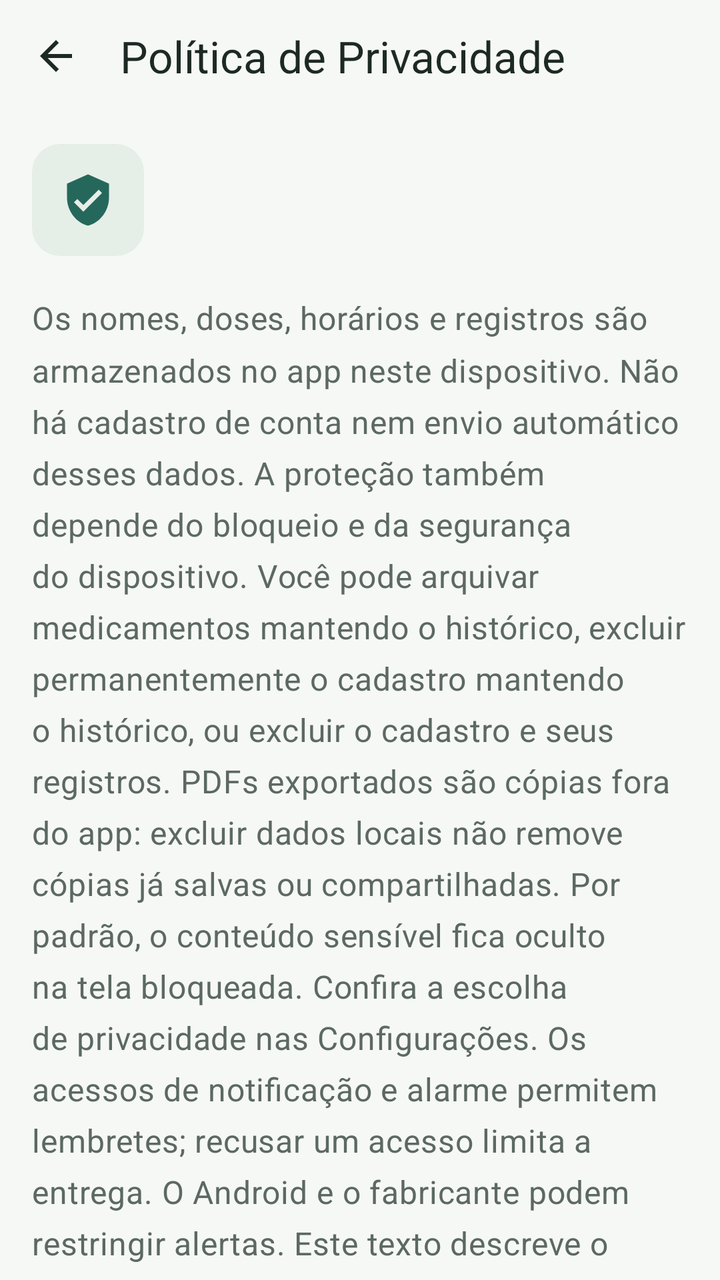
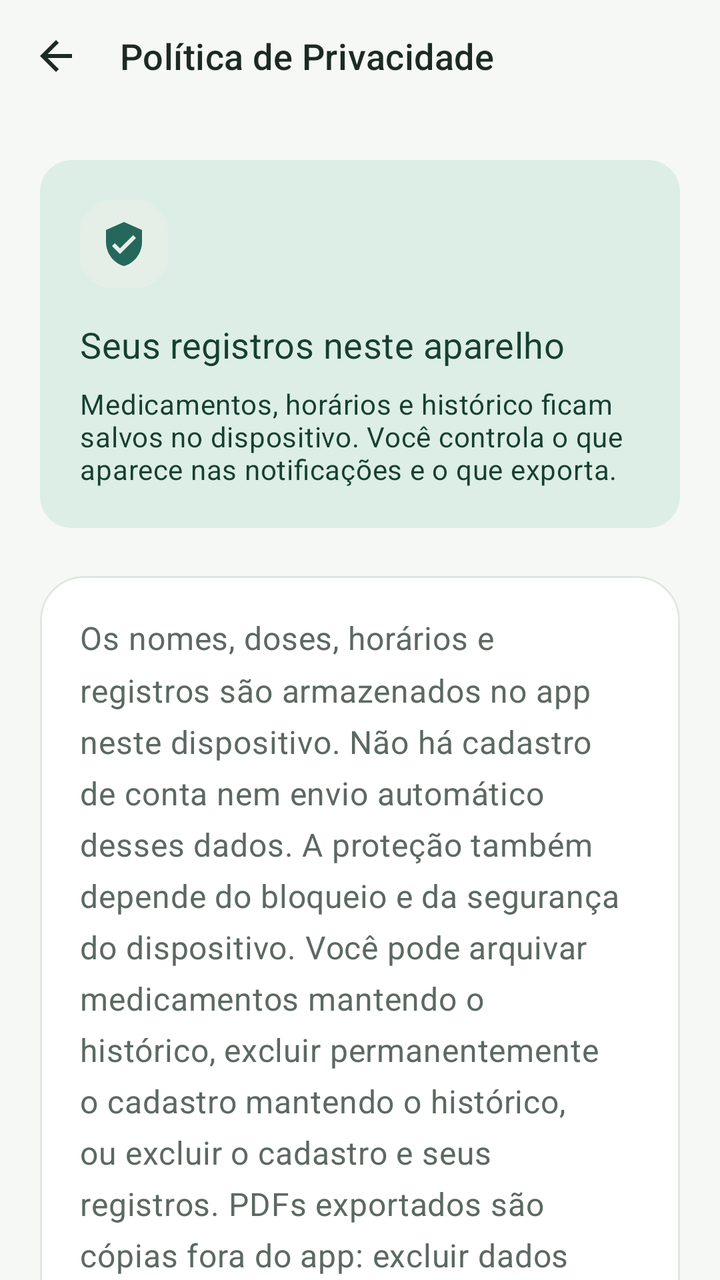

Before-and-after screenshots of an Android layout around one commit, followed by the original layout XML and the change that was made.
<!-- AndroidManifest.xml: application theme Theme.DoseCerta -->
<!-- res/layout/fragment_privacy_policy.xml -->
<?xml version="1.0" encoding="utf-8"?>
<LinearLayout xmlns:android="http://schemas.android.com/apk/res/android" xmlns:app="http://schemas.android.com/apk/res-auto"
    android:layout_width="match_parent" android:layout_height="match_parent" android:orientation="vertical" android:background="?android:attr/colorBackground">
    <com.google.android.material.appbar.MaterialToolbar android:id="@+id/toolbar" android:layout_width="match_parent" android:layout_height="wrap_content" android:minHeight="56dp"
        app:navigationIcon="@drawable/ic_arrow_back" app:navigationContentDescription="@string/design_back" app:navigationIconTint="?attr/colorOnSurface"
        app:title="@string/privacy_policy_title" app:titleTextAppearance="@style/TextAppearance.DoseCerta.AccessibleTitle" />
    <androidx.core.widget.NestedScrollView android:layout_width="match_parent" android:layout_height="0dp" android:layout_weight="1" android:fillViewport="true">
        <LinearLayout android:layout_width="match_parent" android:layout_height="wrap_content" android:orientation="vertical" android:padding="@dimen/ui_page_padding">
            <ImageView android:layout_width="56dp" android:layout_height="56dp" android:layout_marginBottom="20dp" android:padding="14dp"
                android:src="@drawable/ic_shield_privacy" android:background="@drawable/ui_icon_container" app:tint="?attr/colorPrimary" android:importantForAccessibility="no" />
            <TextView android:id="@+id/text_privacy_policy" android:layout_width="match_parent" android:layout_height="wrap_content" android:text="@string/ui_privacy_text"
                android:textAppearance="@style/TextAppearance.DoseCerta.Body" android:textSize="16sp" android:lineSpacingMultiplier="1.35" />
        </LinearLayout>
    </androidx.core.widget.NestedScrollView>
</LinearLayout>
<!-- resources referenced by this layout -->
<resources>
  <dimen name="ui_page_padding">16dp</dimen>
  <!-- drawable ui_icon_container (drawable) -->
  <?xml version="1.0" encoding="utf-8"?>
  <shape xmlns:android="http://schemas.android.com/apk/res/android"><solid android:color="?attr/colorSecondaryContainer" /><corners android:radius="14dp" /></shape>
  <string name="ui_privacy_text">Os nomes, doses, horários e registros são armazenados no app neste dispositivo. Não há cadastro de conta nem envio automático desses dados. A proteção também depende do bloqueio e da segurança do dispositivo.
  
  Você pode arquivar medicamentos mantendo o histórico, excluir permanentemente o cadastro mantendo o histórico, ou excluir o cadastro e seus registros. PDFs exportados são cópias fora do app: excluir dados locais não remove cópias já salvas ou compartilhadas.
  
  Por padrão, o conteúdo sensível fica oculto na tela bloqueada. Confira a escolha de privacidade nas Configurações. Os acessos de notificação e alarme permitem lembretes; recusar um acesso limita a entrega. O Android e o fabricante podem restringir alertas.
  
  Este texto descreve o funcionamento local. O contato público e a política publicada serão disponibilizados pelo responsável pelo produto antes da distribuição.</string>
  <style name="TextAppearance.DoseCerta.AccessibleTitle" parent="TextAppearance.Material3.TitleLarge">
          <item name="android:textColor">?attr/colorOnSurface</item>
      </style>
  <style name="TextAppearance.DoseCerta.Body" parent="TextAppearance.Material3.BodyMedium">
          <item name="android:textColor">?attr/colorOnSurfaceVariant</item>
      </style>
  <style name="Widget.DoseCerta.Button" parent="Widget.Material3.Button">
          <item name="android:minHeight">48dp</item>
          <item name="android:textAllCaps">false</item>
          <item name="cornerRadius">24dp</item>
      </style>
  <style name="Widget.DoseCerta.CardView" parent="Widget.Material3.CardView.Outlined">
          <item name="cardBackgroundColor">?attr/colorSurface</item>
          <item name="cardCornerRadius">16dp</item>
          <item name="cardElevation">0dp</item>
          <item name="strokeColor">?attr/colorOutlineVariant</item>
          <item name="strokeWidth">1dp</item>
      </style>
  <style name="Widget.DoseCerta.TextInput" parent="Widget.Material3.TextInputLayout.OutlinedBox">
          <item name="boxCornerRadiusTopStart">12dp</item>
          <item name="boxCornerRadiusTopEnd">12dp</item>
          <item name="boxCornerRadiusBottomStart">12dp</item>
          <item name="boxCornerRadiusBottomEnd">12dp</item>
          <item name="boxBackgroundColor">?attr/colorSurface</item>
          <item name="boxStrokeColor">@color/ui_input_stroke</item>
      </style>
  <style name="ShapeAppearance.DoseCerta.SmallComponent" parent="ShapeAppearance.Material3.SmallComponent">
          <item name="cornerSize">12dp</item>
      </style>
  <style name="ShapeAppearance.DoseCerta.MediumComponent" parent="ShapeAppearance.Material3.MediumComponent">
          <item name="cornerSize">16dp</item>
      </style>
  <!-- unchanged entries left out for length: 33 -->
</resources>

<!-- the commit's change to res/layout/fragment_privacy_policy.xml (unified diff, before → after) -->
@@ -4,12 +4,23 @@
     <com.google.android.material.appbar.MaterialToolbar android:id="@+id/toolbar" android:layout_width="match_parent" android:layout_height="wrap_content" android:minHeight="56dp"
         app:navigationIcon="@drawable/ic_arrow_back" app:navigationContentDescription="@string/design_back" app:navigationIconTint="?attr/colorOnSurface"
         app:title="@string/privacy_policy_title" app:titleTextAppearance="@style/TextAppearance.DoseCerta.AccessibleTitle" />
-    <androidx.core.widget.NestedScrollView android:layout_width="match_parent" android:layout_height="0dp" android:layout_weight="1" android:fillViewport="true">
-        <LinearLayout android:layout_width="match_parent" android:layout_height="wrap_content" android:orientation="vertical" android:padding="@dimen/ui_page_padding">
-            <ImageView android:layout_width="56dp" android:layout_height="56dp" android:layout_marginBottom="20dp" android:padding="14dp"
-                android:src="@drawable/ic_shield_privacy" android:background="@drawable/ui_icon_container" app:tint="?attr/colorPrimary" android:importantForAccessibility="no" />
-            <TextView android:id="@+id/text_privacy_policy" android:layout_width="match_parent" android:layout_height="wrap_content" android:text="@string/ui_privacy_text"
-                android:textAppearance="@style/TextAppearance.DoseCerta.Body" android:textSize="16sp" android:lineSpacingMultiplier="1.35" />
+    <androidx.core.widget.NestedScrollView android:layout_width="match_parent" android:layout_height="0dp" android:layout_weight="1" android:fillViewport="true" android:clipToPadding="false">
+        <LinearLayout android:layout_width="match_parent" android:layout_height="wrap_content" android:orientation="vertical"
+            android:paddingHorizontal="@dimen/ui_page_padding" android:paddingTop="@dimen/ui_page_top" android:paddingBottom="@dimen/ui_page_bottom">
+            <LinearLayout android:layout_width="match_parent" android:layout_height="wrap_content" android:orientation="vertical"
+                android:background="@drawable/ui_form_section_tonal" android:padding="@dimen/ui_content_padding">
+                <ImageView android:layout_width="44dp" android:layout_height="44dp" android:layout_marginBottom="16dp" android:padding="10dp"
+                    android:src="@drawable/ic_shield_privacy" android:background="@drawable/ui_icon_container" app:tint="?attr/colorPrimary" android:importantForAccessibility="no" />
+                <TextView android:layout_width="match_parent" android:layout_height="wrap_content" android:text="@string/premium_privacy_device_title"
+                    android:textAppearance="@style/TextAppearance.DoseCerta.Section" android:textColor="?attr/colorOnPrimaryContainer" android:accessibilityHeading="true" />
+                <TextView android:layout_width="match_parent" android:layout_height="wrap_content" android:layout_marginTop="8dp"
+                    android:text="@string/premium_privacy_device_summary" android:textAppearance="@style/TextAppearance.DoseCerta.Body" android:textColor="?attr/colorOnPrimaryContainer" />
+            </LinearLayout>
+            <com.google.android.material.card.MaterialCardView android:layout_width="match_parent" android:layout_height="wrap_content" android:layout_marginTop="24dp"
+                app:cardCornerRadius="22dp">
+                <TextView android:id="@+id/text_privacy_policy" android:layout_width="match_parent" android:layout_height="wrap_content" android:padding="@dimen/ui_content_padding"
+                    android:text="@string/ui_privacy_text" android:textAppearance="@style/TextAppearance.DoseCerta.Body" android:textSize="16sp" android:lineSpacingMultiplier="1.35" />
+            </com.google.android.material.card.MaterialCardView>
         </LinearLayout>
     </androidx.core.widget.NestedScrollView>
 </LinearLayout>
<!-- resource entries referenced after the edit -->
@@ -1,48 +1,74 @@
 <!-- resources referenced by this layout -->
 <resources>
-  <dimen name="ui_page_padding">16dp</dimen>
+  <dimen name="ui_content_padding">20dp</dimen>
+  <dimen name="ui_page_bottom">28dp</dimen>
+  <dimen name="ui_page_padding">20dp</dimen>
+  <dimen name="ui_page_top">24dp</dimen>
+  <!-- drawable ui_form_section_tonal (drawable) -->
+  <?xml version="1.0" encoding="utf-8"?>
+  <shape xmlns:android="http://schemas.android.com/apk/res/android" android:shape="rectangle">
+      <solid android:color="@color/ui_primary_container" />
+      <corners android:radius="16dp" />
+  </shape>
   <!-- drawable ui_icon_container (drawable) -->
   <?xml version="1.0" encoding="utf-8"?>
-  <shape xmlns:android="http://schemas.android.com/apk/res/android"><solid android:color="?attr/colorSecondaryContainer" /><corners android:radius="14dp" /></shape>
+  <shape xmlns:android="http://schemas.android.com/apk/res/android"><solid android:color="?attr/colorSecondaryContainer" /><corners android:radius="16dp" /></shape>
+  <string name="premium_privacy_device_summary">Medicamentos, horários e histórico ficam salvos no dispositivo. Você controla o que aparece nas notificações e o que exporta.</string>
+  <string name="premium_privacy_device_title">Seus registros neste aparelho</string>
   <string name="ui_privacy_text">Os nomes, doses, horários e registros são armazenados no app neste dispositivo. Não há cadastro de conta nem envio automático desses dados. A proteção também depende do bloqueio e da segurança do dispositivo.
   
   Você pode arquivar medicamentos mantendo o histórico, excluir permanentemente o cadastro mantendo o histórico, ou excluir o cadastro e seus registros. PDFs exportados são cópias fora do app: excluir dados locais não remove cópias já salvas ou compartilhadas.
   
-  Por padrão, o conteúdo sensível fica oculto na tela bloqueada. Confira a escolha de privacidade nas Configurações. Os acessos de notificação e alarme permitem lembretes; recusar um acesso limita a entrega. O Android e o fabricante podem restringir alertas.
+  O cartão do alarme mostra nome, dose e horário mesmo com a tela bloqueada, e permite registrar tomada, pular ou adiar sem desbloquear. Você pode ocultar os detalhes das notificações nas Configurações. Os acessos de notificação e alarme permitem lembretes; recusar um acesso limita a entrega. O Android e o fabricante podem restringir alertas.
   
   Este texto descreve o funcionamento local. O contato público e a política publicada serão disponibilizados pelo responsável pelo produto antes da distribuição.</string>
-  <style name="TextAppearance.DoseCerta.AccessibleTitle" parent="TextAppearance.Material3.TitleLarge">
-          <item name="android:textColor">?attr/colorOnSurface</item>
-      </style>
+  <style name="TextAppearance.DoseCerta.AccessibleTitle" parent="TextAppearance.DoseCerta.Section" />
   <style name="TextAppearance.DoseCerta.Body" parent="TextAppearance.Material3.BodyMedium">
           <item name="android:textColor">?attr/colorOnSurfaceVariant</item>
+          <item name="android:textSize">14sp</item>
+          <item name="android:lineSpacingExtra">3dp</item>
+      </style>
+  <style name="TextAppearance.DoseCerta.Section" parent="TextAppearance.Material3.TitleMedium">
+          <item name="android:textSize">18sp</item>
+          <item name="android:textColor">?attr/colorOnSurface</item>
+          <item name="android:fontFamily">sans-serif-medium</item>
       </style>
   <style name="Widget.DoseCerta.Button" parent="Widget.Material3.Button">
           <item name="android:minHeight">48dp</item>
           <item name="android:textAllCaps">false</item>
-          <item name="cornerRadius">24dp</item>
+          <item name="cornerRadius">@dimen/button_corner_radius</item>
+          <item name="android:textAppearance">@style/TextAppearance.DoseCerta.Action</item>
+          <item name="android:paddingTop">12dp</item>
+          <item name="android:paddingBottom">12dp</item>
       </style>
   <style name="Widget.DoseCerta.CardView" parent="Widget.Material3.CardView.Outlined">
           <item name="cardBackgroundColor">?attr/colorSurface</item>
-          <item name="cardCornerRadius">16dp</item>
+          <item name="cardCornerRadius">@dimen/card_corner_radius</item>
           <item name="cardElevation">0dp</item>
           <item name="strokeColor">?attr/colorOutlineVariant</item>
           <item name="strokeWidth">1dp</item>
       </style>
   <style name="Widget.DoseCerta.TextInput" parent="Widget.Material3.TextInputLayout.OutlinedBox">
-          <item name="boxCornerRadiusTopStart">12dp</item>
-          <item name="boxCornerRadiusTopEnd">12dp</item>
-          <item name="boxCornerRadiusBottomStart">12dp</item>
-          <item name="boxCornerRadiusBottomEnd">12dp</item>
+          <item name="boxCornerRadiusTopStart">16dp</item>
+          <item name="boxCornerRadiusTopEnd">16dp</item>
+          <item name="boxCornerRadiusBottomStart">16dp</item>
+          <item name="boxCornerRadiusBottomEnd">16dp</item>
           <item name="boxBackgroundColor">?attr/colorSurface</item>
           <item name="boxStrokeColor">@color/ui_input_stroke</item>
       </style>
   <style name="ShapeAppearance.DoseCerta.SmallComponent" parent="ShapeAppearance.Material3.SmallComponent">
-          <item name="cornerSize">12dp</item>
+          <item name="cornerSize">16dp</item>
       </style>
   <style name="ShapeAppearance.DoseCerta.MediumComponent" parent="ShapeAppearance.Material3.MediumComponent">
-          <item name="cornerSize">16dp</item>
+          <item name="cornerSize">@dimen/card_corner_radius</item>
       </style>
+  <dimen name="button_corner_radius">16dp</dimen>
+  <style name="TextAppearance.DoseCerta.Action" parent="TextAppearance.Material3.LabelLarge">
+          <item name="android:fontFamily">sans-serif-medium</item>
+          <item name="android:textSize">14sp</item>
+          <item name="android:letterSpacing">0</item>
+      </style>
+  <dimen name="card_corner_radius">22dp</dimen>
   <!-- unchanged entries left out for length: 33 -->
 </resources>
 
